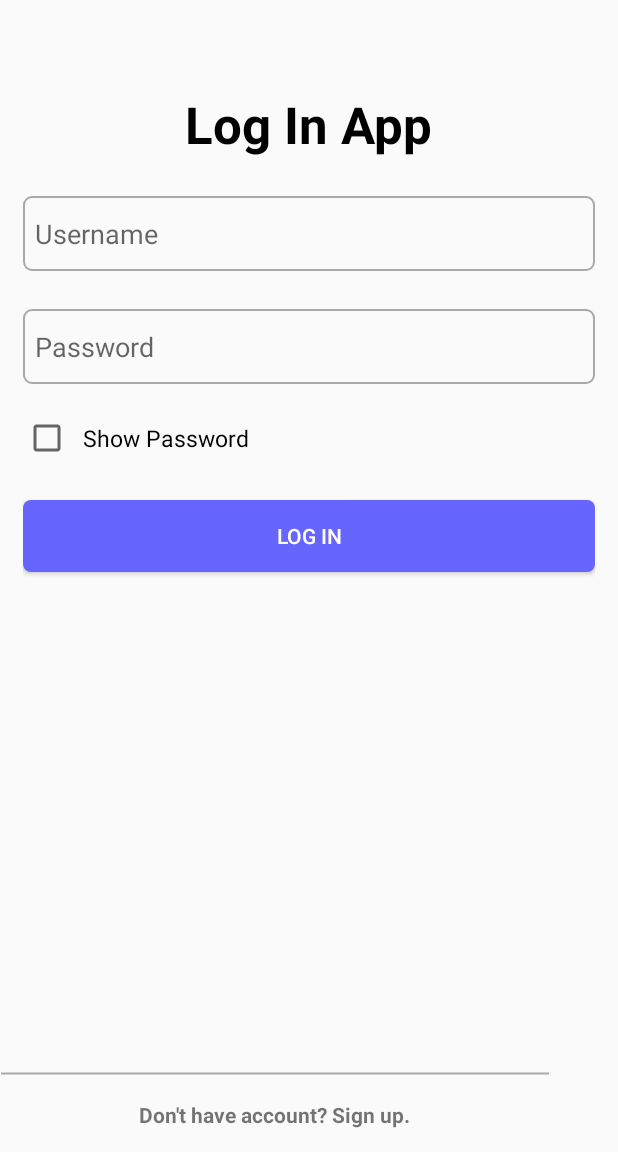
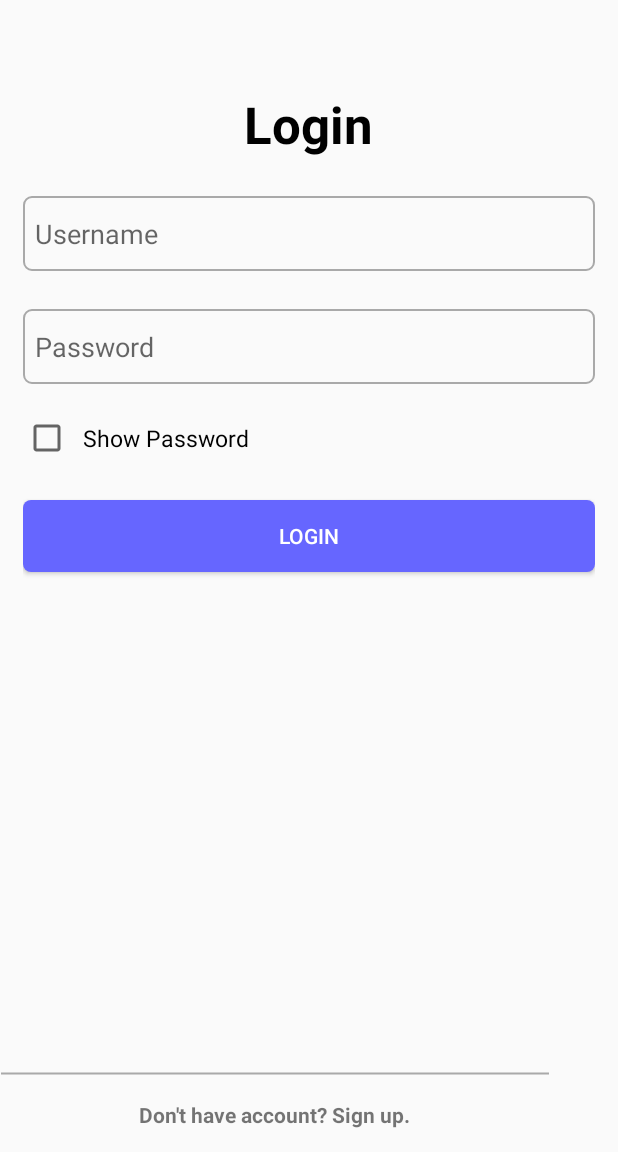
Before and after one commit to macymouse/LanguageApp, an Android app: the screen it shows after launch (LoginActivity), on a phone screen of 412 x 824 dp, the part 84-1236 px from its top. Run offline under Robolectric (Android 15) with nearby library versions, the phone set to English and light mode, and no system bars.

```diff
--- a/app/src/main/res/layout/activity_login.xml
+++ b/app/src/main/res/layout/activity_login.xml
@@ -6,7 +6,7 @@
     android:layout_height="wrap_content"
     android:layout_marginBottom="15dp"
     android:orientation="vertical"
-    tools:context="com.example.loginapp.RegisterActivity">
+    tools:context="com.example.languageapp.activities.RegisterActivity">
 
     <LinearLayout
         android:id="@+id/rlay"
@@ -22,7 +22,7 @@
             android:layout_height="wrap_content"
             android:layout_gravity="center_horizontal"
             android:layout_marginTop="60dp"
-            android:text="Log In App"
+            android:text="@string/login"
             android:textAlignment="center"
             android:textColor="#000"
             android:textSize="34sp"
@@ -34,7 +34,7 @@
             android:layout_height="50dp"
             android:layout_marginTop="25dp"
             android:background="@drawable/etstyle"
-            android:hint="Username"
+            android:hint="@string/username"
             android:inputType="text"
             android:maxLines="1"
             android:paddingLeft="8dp"
@@ -46,7 +46,7 @@
             android:layout_height="50dp"
             android:layout_marginTop="25dp"
             android:background="@drawable/etstyle"
-            android:hint="Password"
+            android:hint="@string/password"
             android:inputType="textPassword"
             android:maxLines="1"
             android:paddingLeft="8dp"
@@ -58,7 +58,7 @@
             android:layout_height="wrap_content"
             android:layout_marginTop="20dp"
             android:paddingLeft="8dp"
-            android:text="Show Password"
+            android:text="@string/show_password"
             android:textSize="15dp" />
 
         <Button
@@ -68,7 +68,7 @@
             android:layout_marginTop="25dp"
             android:background="@drawable/btnstylesel"
             android:clickable="true"
-            android:text="Log In"
+            android:text="@string/login"
             android:textColor="#fff" />
 
     </LinearLayout>
@@ -95,7 +95,7 @@
             android:layout_gravity="center_horizontal"
             android:clickable="true"
             android:paddingTop="8dp"
-            android:text="Don't have account? Sign up."
+            android:text="@string/sign_up_message"
             android:textStyle="bold" />
 
     </LinearLayout>
--- a/app/src/main/res/values/strings.xml
+++ b/app/src/main/res/values/strings.xml
@@ -56,4 +56,12 @@
     <string name="lets_go">Let\'s go.</string>
     <string name="come_here">Come here.</string>
     <string name="im_feeling_good">I\'m feeling good.</string>
+    <string name="login">Login</string>
+    <string name="username">Username</string>
+    <string name="password">Password</string>
+    <string name="show_password">Show Password</string>
+    <string name="sign_up_message">Don\'t have account? Sign up.</string>
+    <string name="name">Name</string>
+    <string name="confirm_password">Confirm Password</string>
+    <string name="sign_up">Sign Up</string>
 </resources>
```
Also changed, not shown: app/src/main/res/layout/activity_register.xml (+7 -7 lines).
